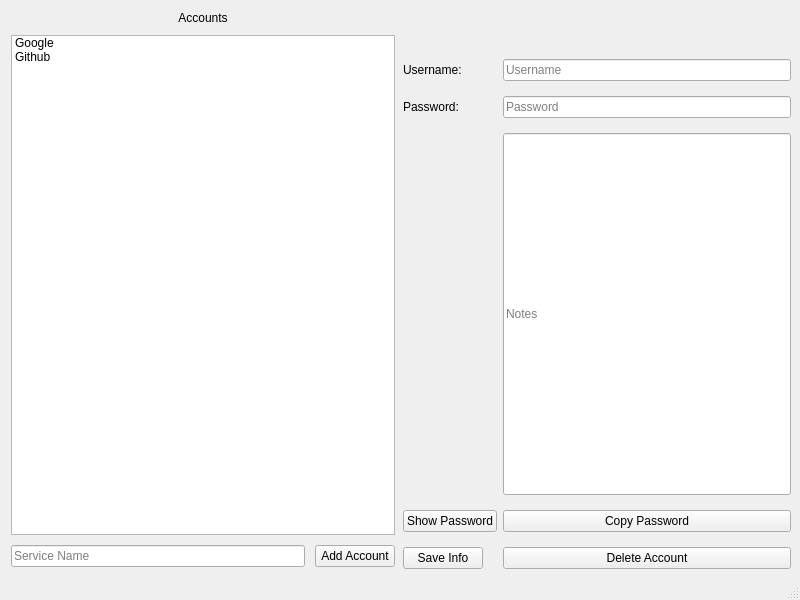
Before: the Qt Designer form lockbox/mainwindow.ui in youssefibrahim3/Lockbox, drawn with Qt 5.
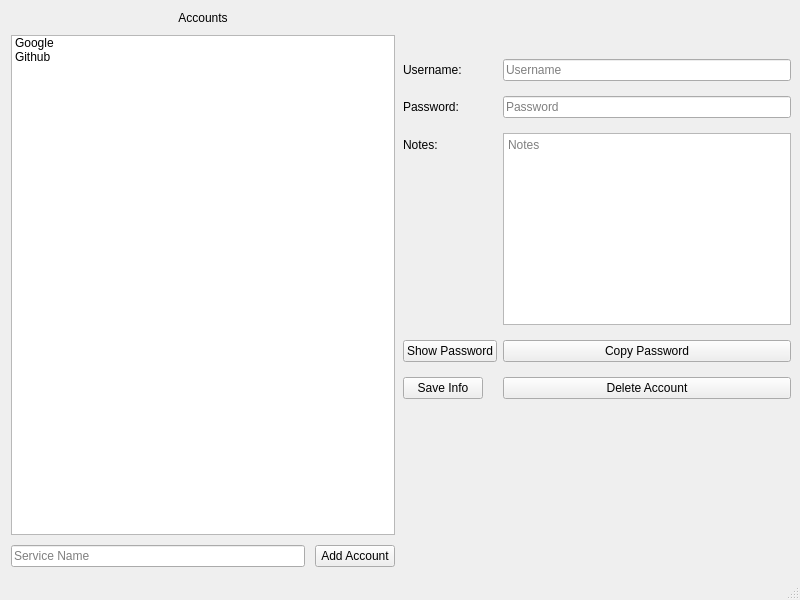
After: the same form once the commit is applied.

```diff
--- a/lockbox/mainwindow.ui
+++ b/lockbox/mainwindow.ui
@@ -169,9 +169,9 @@
        </widget>
       </item>
       <item row="4" column="1">
-       <widget class="QLineEdit" name="lineEdit">
+       <widget class="QPlainTextEdit" name="notesEdit">
         <property name="sizePolicy">
-         <sizepolicy hsizetype="Expanding" vsizetype="Expanding">
+         <sizepolicy hsizetype="Expanding" vsizetype="Minimum">
           <horstretch>0</horstretch>
           <verstretch>0</verstretch>
          </sizepolicy>
@@ -181,6 +181,13 @@
         </property>
        </widget>
       </item>
+      <item row="4" column="0">
+       <widget class="QLabel" name="label_2">
+        <property name="text">
+         <string>Notes:</string>
+        </property>
+       </widget>
+      </item>
      </layout>
     </item>
    </layout>
```
